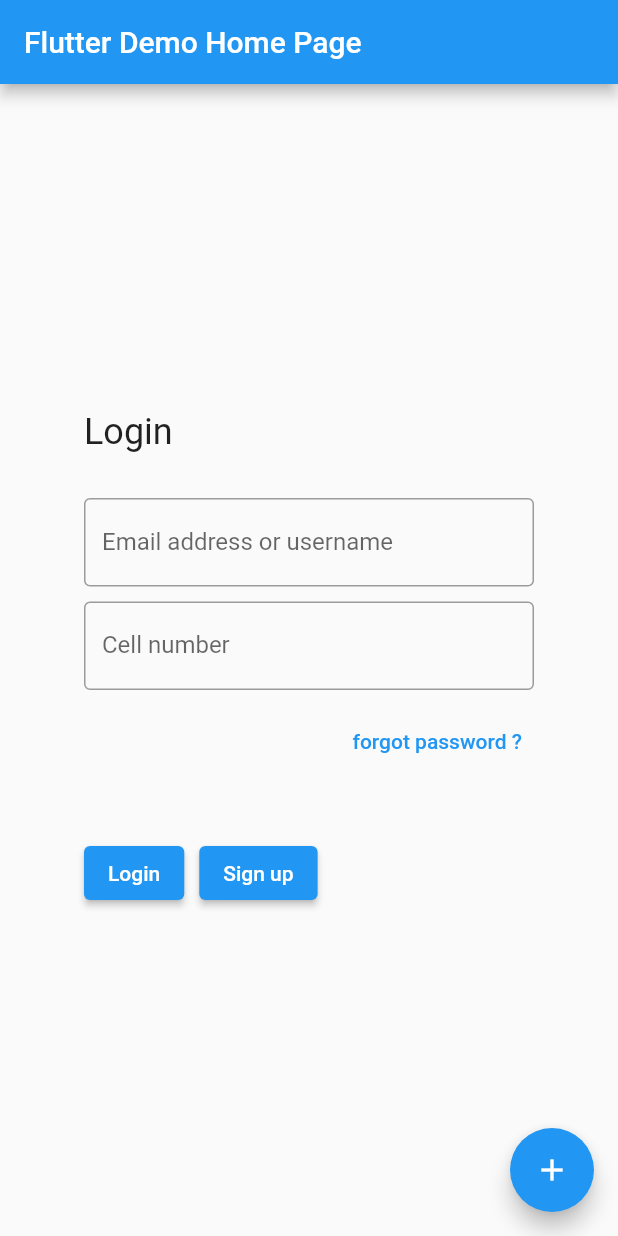
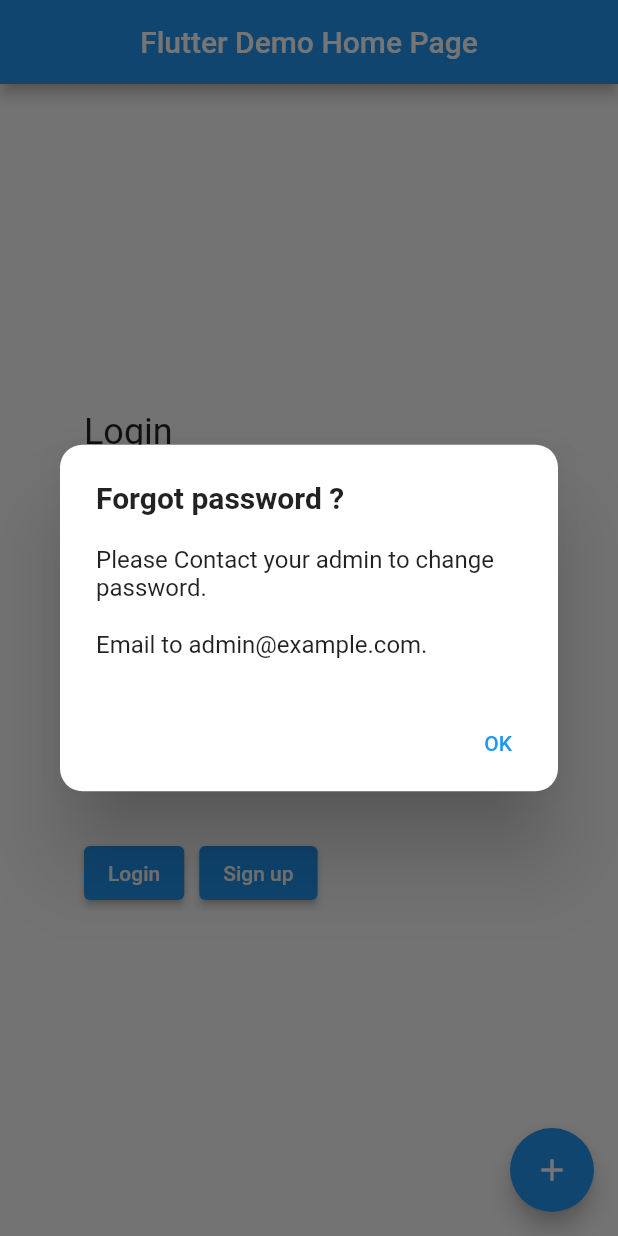
Before and after one commit to Umair026/Flutter_Practices, a Flutter app: the screen it shows after launch, after a tap on "forgot password ?", on a phone screen of 412 x 824 dp. Run offline on Flutter 3.47's test engine with Material 2 defaults, Android fonts, the phone set to English and light mode, and no system bars.

Commit message:
form validation using Form widget with TextFormField widget

```diff
--- a/flutter_samples/lib/main.dart
+++ b/flutter_samples/lib/main.dart
@@ -3,6 +3,9 @@ import 'package:flutter/material.dart';
 void main() {
   runApp(const MyApp());
 }
+
+// link
+// https://docs.flutter.dev/cookbook/forms/validation
 
 class MyApp extends StatelessWidget {
   const MyApp({Key? key}) : super(key: key);
@@ -50,6 +53,8 @@ class MyHomePage extends StatefulWidget {
 class _MyHomePageState extends State<MyHomePage> {
   int _counter = 0;
 
+  final _loginFormKey = GlobalKey<FormState>();
+
   void _incrementCounter() {
     setState(() {
       // This call to setState tells the Flutter framework that something has
@@ -59,6 +64,33 @@ class _MyHomePageState extends State<MyHomePage> {
       // called again, and so nothing would appear to happen.
       _counter++;
     });
+  }
+
+  void showAlert(BuildContext context) {
+    Widget okButton = TextButton(
+      child: Text("OK"),
+      onPressed: () {
+        Navigator.of(context).pop();
+      },
+    );
+
+    // set up the AlertDialog
+    AlertDialog alert = AlertDialog(
+      shape: RoundedRectangleBorder(borderRadius: BorderRadius.circular(15)),
+      title: Text("Forgot password ?", style: TextStyle(fontWeight: FontWeight.bold),),
+      content: Text(
+          "Please Contact your admin to change password.\n\nEmail to admin@example.com."),
+      actions: [
+        okButton,
+      ],
+    );
+
+    showDialog(
+      context: context,
+      builder: (BuildContext context) {
+        return alert;
+      },
+    );
   }
 
   @override
@@ -73,13 +105,15 @@ class _MyHomePageState extends State<MyHomePage> {
       appBar: AppBar(
         // Here we take the value from the MyHomePage object that was created by
         // the App.build method, and use it to set our appbar title.
-          title: Text(widget.title),
+        title: Center( child: Text(widget.title, ),),
       ),
       body: Center(
           // Center is a layout widget. It takes a single child and positions it
           // in the middle of the parent.
           child: Container(
         width: 300,
+        child: Form(
+            key: _loginFormKey,
             child: Column(
               // Column is also a layout widget. It takes a list of children and
               // arranges them vertically. By default, it sizes itself to fit its
@@ -97,35 +131,54 @@ class _MyHomePageState extends State<MyHomePage> {
               // horizontal).
               mainAxisAlignment: MainAxisAlignment.center,
               children: <Widget>[
-
                 Align(
                   alignment: Alignment.topLeft,
                   child: Container(
                     child: Text(
                       'Login',
-                    style: Theme
-                        .of(context)
-                        .textTheme
-                        .headline5,
+                      style: Theme.of(context).textTheme.headline5,
                     ),
                   ),
                 ),
                 Container(
                   margin: EdgeInsets.only(top: 30.0),
-                child: TextField(
+                  child: TextFormField(
                     decoration: const InputDecoration(
                       labelText: "Email address or username",
                       border: OutlineInputBorder(),
                     ),
+                    validator: (value) {
+                      if (value == null || value.isEmpty || value.length < 5) {
+                        return "Please enter email address or username";
+                      }
+                      return null;
+                    },
+
+                    onChanged: (text){
+                      if (text.isNotEmpty && _loginFormKey.currentState!.validate()) {
+                        _loginFormKey.currentState!.validate();
+                      }
+                    },
                   ),
                 ),
                 Container(
                   margin: EdgeInsets.only(top: 10.0),
-                child: TextField(
+                  child: TextFormField(
                     decoration: const InputDecoration(
                       labelText: "Cell number",
                       border: OutlineInputBorder(),
                     ),
+                    validator: (value) {
+                      if (value == null || value.isEmpty || value.length < 11) {
+                        return 'Please enter cell number';
+                      }
+                      return null;
+                    },
+                    onChanged: (text){
+                      if (text.isNotEmpty && _loginFormKey.currentState!.validate()) {
+                        _loginFormKey.currentState!.validate();
+                      }
+                    },
                   ),
                 ),
                 Align(
@@ -133,7 +186,9 @@ class _MyHomePageState extends State<MyHomePage> {
                   child: Container(
                     margin: EdgeInsets.only(top: 10.0),
                     child: TextButton(
-                    onPressed: () {},
+                      onPressed: () {
+                        showAlert(context);
+                      },
                       child: Text('forgot password ?'),
                     ),
                   ),
@@ -146,7 +201,14 @@ class _MyHomePageState extends State<MyHomePage> {
                       Container(
                           margin: EdgeInsets.only(top: 10.0),
                           child: ElevatedButton(
-                          onPressed: () {},
+                            onPressed: () {
+                              if (_loginFormKey.currentState!.validate()) {
+                                ScaffoldMessenger.of(context).showSnackBar(
+                                  const SnackBar(
+                                      content: Text('Processing Data')),
+                                );
+                              }
+                            },
                             child: Text('Login'),
                           )),
                       Container(
@@ -164,9 +226,7 @@ class _MyHomePageState extends State<MyHomePage> {
               style: Theme.of(context).textTheme.headline4,
             ),*/
               ],
-          ),
-
-
+            )),
       )),
       floatingActionButton: FloatingActionButton(
         onPressed: () {}, //_incrementCounter,
```
Lines whose indentation alone changed are shown as unchanged.
